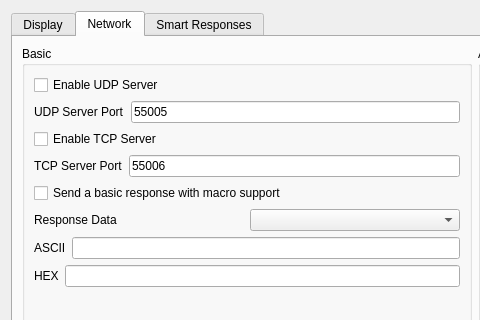
Above: src/settings.ui from dannagle/PacketSender before the change; both pictures show x 0 to 480 and y 0 to 320 of the 950 by 545 pixel window. Below: the same form after it.
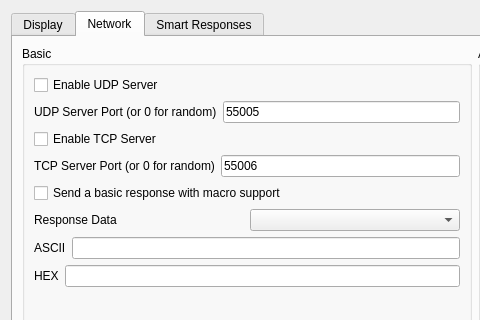
That is the form after the change.

Commit message: note 0 can be used for random server port

The edit to the form file:
```diff
--- a/src/settings.ui
+++ b/src/settings.ui
@@ -178,7 +178,7 @@
             <item>
              <widget class="QLabel" name="udpServerLabel">
               <property name="text">
-               <string>UDP Server Port</string>
+               <string>UDP Server Port (or 0 for random)</string>
               </property>
              </widget>
             </item>
@@ -203,7 +203,7 @@
             <item>
              <widget class="QLabel" name="tcpServerLabel">
               <property name="text">
-               <string>TCP Server Port</string>
+               <string>TCP Server Port (or 0 for random)</string>
               </property>
              </widget>
             </item>
```
